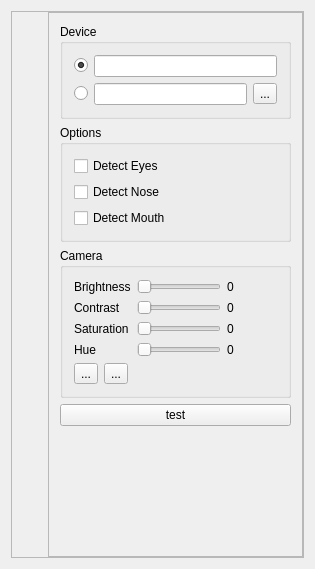
Qt form Qt/lib2/WebCamera/src/ui/webcamera.ui (RinatB2017/mega_GIT) before a commit.
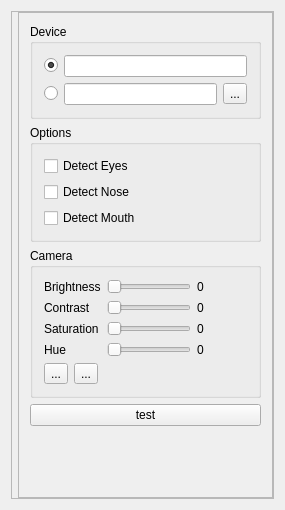
The same form after that commit. Custom widgets are drawn as their Qt base class.

```diff
--- a/Qt/lib2/WebCamera/src/ui/webcamera.ui
+++ b/Qt/lib2/WebCamera/src/ui/webcamera.ui
@@ -2,14 +2,6 @@
 <ui version="4.0">
  <class>WebCamera</class>
  <widget class="QWidget" name="WebCamera">
-  <property name="geometry">
-   <rect>
-    <x>0</x>
-    <y>0</y>
-    <width>315</width>
-    <height>569</height>
-   </rect>
-  </property>
   <property name="windowTitle">
    <string>Camera</string>
   </property>
```
